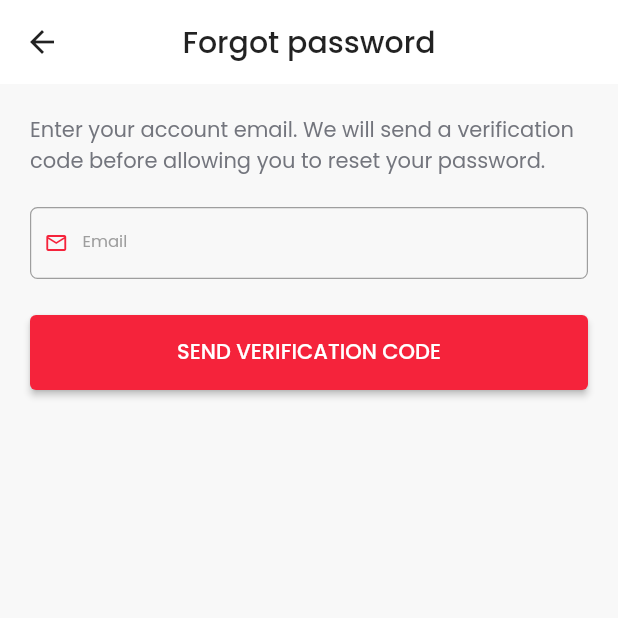
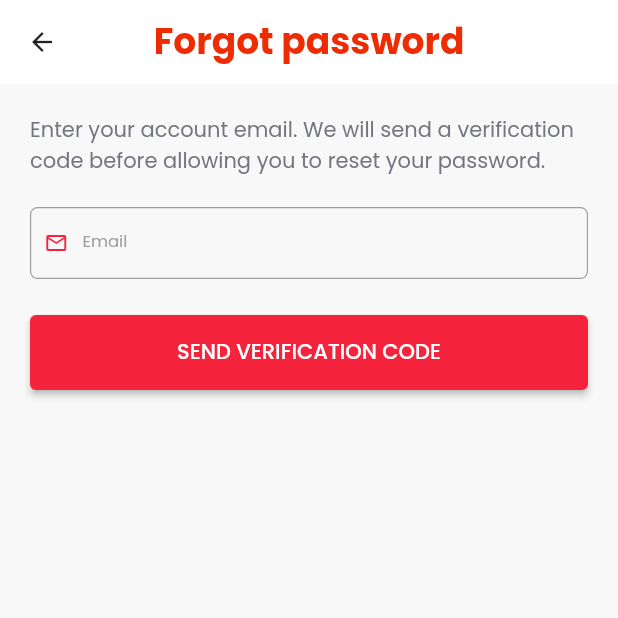
Before and after one commit to oeungrotha11/flutter_foodie, a Flutter app: the ChangePasswordScreen screen opened directly, after a tap on "Forgot your password?", on a phone screen of 412 x 824 dp, the top half of it. Run offline on Flutter 3.47's test engine with Material 3 defaults, Android fonts, the light colour scheme and no system bars; our stand-ins replace carousel_slider, device_preview, firebase_auth, firebase_core, flutter_svg, google_sign_in and 4 more; accounts and stored records are empty; network calls fail.

Commit message:
update reusable form and android memory

```diff
--- a/lib/screens/change_password_screen.dart
+++ b/lib/screens/change_password_screen.dart
@@ -1,4 +1,5 @@
 import 'package:flutter/material.dart';
+import 'package:pos_product/widgets/foodie_sliver_app_bar.dart';
 
 import '../services/api_client.dart';
 import '../services/foodie_api.dart';
@@ -69,12 +70,11 @@ class _ChangePasswordScreenState extends State<ChangePasswordScreen> {
   @override
   Widget build(BuildContext context) => Scaffold(
     backgroundColor: const Color(0xFFF8F8F8),
-    appBar: AppBar(
-      title: const Text('Reset password'),
-      centerTitle: true,
-      backgroundColor: Colors.white,
-      foregroundColor: Colors.black87,
-      elevation: 0,
+    appBar: const FoodieAppBar(
+      title: ('Reset password'),
+      showBackButton: true,
+      showSearchButton: false,
+      showCartButton: false,
     ),
     body: Form(
       key: _formKey,
@@ -91,7 +91,13 @@ class _ChangePasswordScreenState extends State<ChangePasswordScreen> {
             labelText: 'Current password',
             obscureText: _obscureCurrent,
             prefixIcon: Icons.lock_outline,
-            suffixIcon: IconButton(onPressed: () => setState(() => _obscureCurrent = !_obscureCurrent), icon: Icon(_obscureCurrent ? Icons.visibility_off : Icons.visibility)),
+            suffixIcon: IconButton(
+              onPressed: () =>
+                  setState(() => _obscureCurrent = !_obscureCurrent),
+              icon: Icon(
+                _obscureCurrent ? Icons.visibility_off : Icons.visibility,
+              ),
+            ),
             validator: (value) => value == null || value.isEmpty
                 ? 'Enter your current password'
                 : null,
@@ -102,7 +108,10 @@ class _ChangePasswordScreenState extends State<ChangePasswordScreen> {
             labelText: 'New password',
             obscureText: _obscureNew,
             prefixIcon: Icons.lock_outline,
-            suffixIcon: IconButton(onPressed: () => setState(() => _obscureNew = !_obscureNew), icon: Icon(_obscureNew ? Icons.visibility_off : Icons.visibility)),
+            suffixIcon: IconButton(
+              onPressed: () => setState(() => _obscureNew = !_obscureNew),
+              icon: Icon(_obscureNew ? Icons.visibility_off : Icons.visibility),
+            ),
             validator: (value) => _validateNewPassword(value),
           ),
           const SizedBox(height: 14),
@@ -111,10 +120,15 @@ class _ChangePasswordScreenState extends State<ChangePasswordScreen> {
             labelText: 'Confirm new password',
             obscureText: _obscureConfirm,
             prefixIcon: Icons.lock_outline,
-            suffixIcon: IconButton(onPressed: () => setState(() => _obscureConfirm = !_obscureConfirm), icon: Icon(_obscureConfirm ? Icons.visibility_off : Icons.visibility)),
-            validator: (value) => value != _newPassword.text
-                ? 'Passwords do not match'
-                : null,
+            suffixIcon: IconButton(
+              onPressed: () =>
+                  setState(() => _obscureConfirm = !_obscureConfirm),
+              icon: Icon(
+                _obscureConfirm ? Icons.visibility_off : Icons.visibility,
+              ),
+            ),
+            validator: (value) =>
+                value != _newPassword.text ? 'Passwords do not match' : null,
           ),
           Align(
             alignment: Alignment.centerRight,
@@ -122,13 +136,13 @@ class _ChangePasswordScreenState extends State<ChangePasswordScreen> {
               onPressed: _loading
                   ? null
                   : () => Navigator.push(
-                        context,
-                        MaterialPageRoute(
-                          builder: (_) => ForgotPasswordScreen(
-                            initialEmail: widget.initialEmail,
-                          ),
+                      context,
+                      MaterialPageRoute(
+                        builder: (_) => ForgotPasswordScreen(
+                          initialEmail: widget.initialEmail,
                         ),
                       ),
+                    ),
               child: const Text(
                 'Forgot your password?',
                 style: TextStyle(color: Color(0xFFF5233B)),
--- a/lib/screens/forgot_password_screen.dart
+++ b/lib/screens/forgot_password_screen.dart
@@ -1,4 +1,5 @@
 import 'package:flutter/material.dart';
+import 'package:pos_product/widgets/foodie_sliver_app_bar.dart';
 
 import '../services/api_client.dart';
 import '../services/foodie_api.dart';
@@ -101,12 +102,11 @@ class _ForgotPasswordScreenState extends State<ForgotPasswordScreen> {
   @override
   Widget build(BuildContext context) => Scaffold(
     backgroundColor: const Color(0xFFF8F8F8),
-    appBar: AppBar(
-      title: const Text('Forgot password'),
-      centerTitle: true,
-      backgroundColor: Colors.white,
-      foregroundColor: Colors.black87,
-      elevation: 0,
+    appBar: const FoodieAppBar(
+      title: ('Forgot password'),
+      showBackButton: true,
+      showSearchButton: false,
+      showCartButton: false,
     ),
     body: Form(
       key: _formKey,
--- a/lib/services/session_token_store.dart
+++ b/lib/services/session_token_store.dart
@@ -1,5 +1,6 @@
-import 'session_token_store_memory.dart'
-    if (dart.library.js_interop) 'session_token_store_web.dart' as platform;
+import 'session_token_store_mobile.dart'
+    if (dart.library.js_interop) 'session_token_store_web.dart'
+    as platform;
 
 /// Keeps authentication tokens only for the current app/browser session.
 class SessionTokenStore {
--- /dev/null
+++ b/lib/services/session_token_store_mobile.dart
@@ -0,0 +1,17 @@
+
+import 'package:shared_preferences/shared_preferences.dart';
+
+Future<String?> read(String key) async {
+  final prefs = await SharedPreferences.getInstance();
+  return prefs.getString(key);
+}
+
+Future<void> write(String key, String value) async {
+  final prefs = await SharedPreferences.getInstance();
+  await prefs.setString(key, value);
+}
+
+Future<void> remove(String key) async {
+  final prefs = await SharedPreferences.getInstance();
+  await prefs.remove(key);
+}
--- a/lib/widgets/app_text_form_field.dart
+++ b/lib/widgets/app_text_form_field.dart
@@ -70,6 +70,7 @@ class AppTextFormField extends StatelessWidget {
       autovalidateMode: autovalidateMode,
       style: const TextStyle(fontSize: 12),
       decoration: InputDecoration(
+
         labelText: labelText,
         hintText: hintText ?? 'Enter ${labelText.toLowerCase()}',
         helperText: helperText,
```
